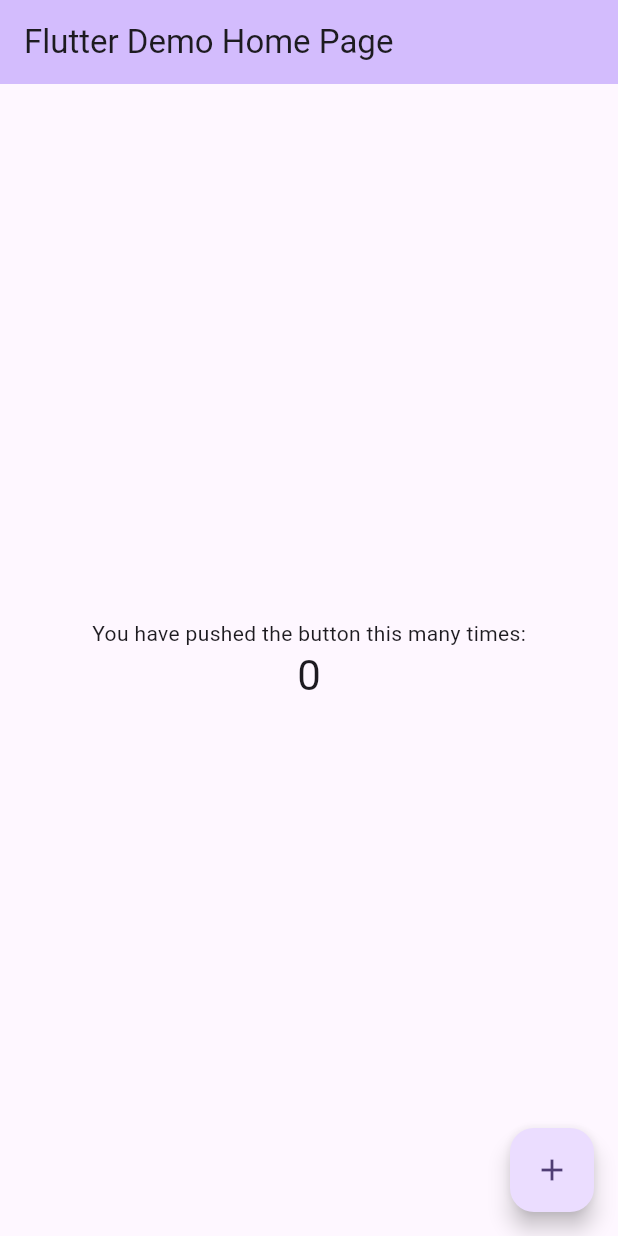
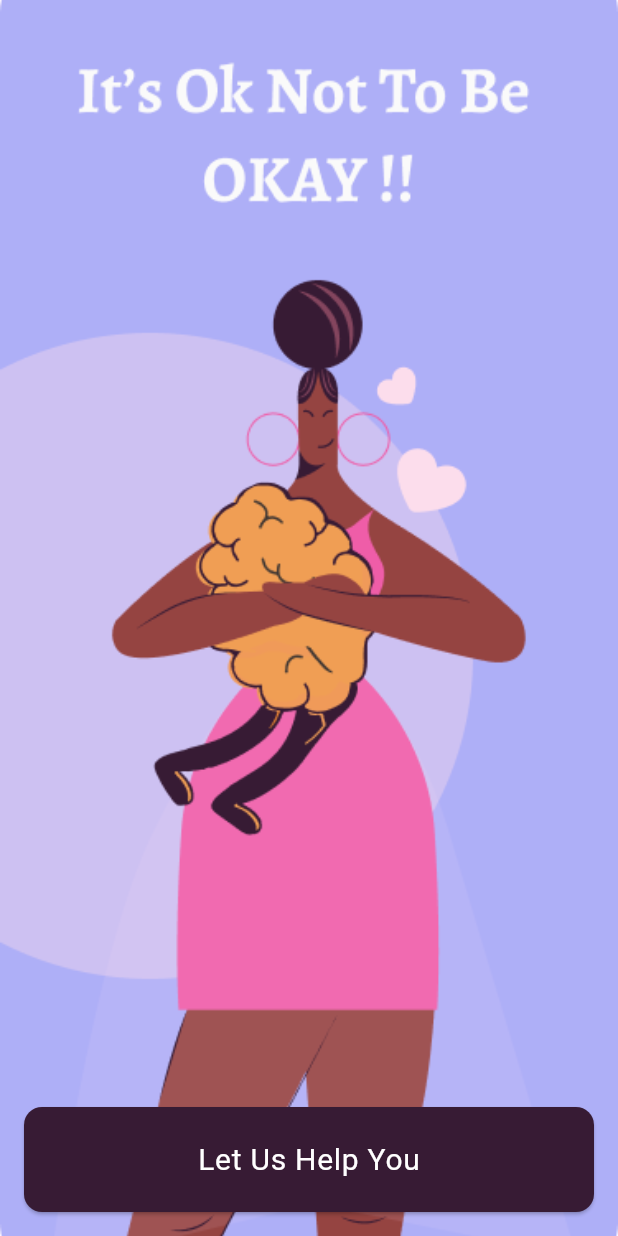
Before and after one commit to sujesh24/mentak-health-app, a Flutter app: the screen it shows after launch, on a phone screen of 412 x 824 dp. Run offline on Flutter 3.47's test engine with Material 3 defaults, Android fonts, the light colour scheme and no system bars; our stand-ins replace google_fonts.

Commit message:
onbroading added

```diff
--- /dev/null
+++ b/lib/core/theme.dart
@@ -0,0 +1,73 @@
+import 'package:flutter/material.dart';
+import 'package:google_fonts/google_fonts.dart';
+
+class FontSizes {
+  static const extraSmall = 14.0;
+  static const small = 16.0;
+  static const standard = 18.0;
+  static const large = 20.0;
+  static const extraLarge = 24.0;
+  static const doubleExtraLarge = 32.0;
+}
+
+class DefaultColors {
+  static const Color white = Color(0xFFFFFFFF);
+  static const Color pink = Color(0xFFEA2B83);
+  static const Color lightpink = Color(0xFFFCDDEC);
+  static const Color purple = Color(0xFF8E8FF8);
+  static const Color orange = Color(0xFFF18F3B);
+  static const Color lightteal = Color(0xFF58D5D4);
+
+  static Color task1 = Colors.pink[100]!;
+  static Color task2 = Colors.orange[100]!;
+  static Color task3 = Colors.green[100]!;
+}
+
+class AppTheme {
+  static ThemeData get lightTheme {
+    return ThemeData(
+      primaryColor: Color(0xFFAEAFF7),
+      focusColor: Color(0xFF371B34),
+      textTheme: TextTheme(
+        bodySmall: GoogleFonts.alegreyaSans(
+          fontSize: FontSizes.small,
+          color: Colors.white,
+        ),
+        bodyMedium: GoogleFonts.alegreyaSans(
+          fontSize: FontSizes.standard,
+          color: Colors.white,
+        ),
+        bodyLarge: GoogleFonts.alegreyaSans(
+          fontSize: FontSizes.large,
+          color: Colors.white,
+        ),
+        titleSmall: GoogleFonts.alegreyaSans(
+          fontSize: FontSizes.large,
+          color: Colors.black,
+        ),
+        titleMedium: GoogleFonts.alegreyaSans(
+          fontSize: FontSizes.extraLarge,
+          color: Colors.black,
+        ),
+        titleLarge: GoogleFonts.alegreyaSans(
+          fontSize: FontSizes.doubleExtraLarge,
+          color: Colors.black,
+          fontWeight: FontWeight.bold,
+        ),
+        labelSmall: GoogleFonts.alegreyaSans(
+          fontSize: FontSizes.small,
+          color: Colors.black,
+        ),
+        labelMedium: GoogleFonts.alegreyaSans(
+          fontSize: FontSizes.extraLarge,
+          color: Colors.black,
+        ),
+        labelLarge: GoogleFonts.alegreyaSans(
+          fontSize: FontSizes.doubleExtraLarge,
+          color: Colors.black,
+          fontWeight: FontWeight.bold,
+        ),
+      ),
+    );
+  }
+}
--- a/lib/main.dart
+++ b/lib/main.dart
@@ -1,4 +1,6 @@
 import 'package:flutter/material.dart';
+import 'package:mental_health_app/core/theme.dart';
+import 'package:mental_health_app/presentation/onboarding/onboarding.dart';
 
 void main() {
   runApp(const MyApp());
@@ -7,116 +9,13 @@ void main() {
 class MyApp extends StatelessWidget {
   const MyApp({super.key});
 
-  // This widget is the root of your application.
   @override
   Widget build(BuildContext context) {
     return MaterialApp(
-      title: 'Flutter Demo',
-      theme: ThemeData(
-        // This is the theme of your application.
-        //
-        // TRY THIS: Try running your application with "flutter run". You'll see
-        // the application has a purple toolbar. Then, without quitting the app,
-        // try changing the seedColor in the colorScheme below to Colors.green
-        // and then invoke "hot reload" (save your changes or press the "hot
-        // reload" button in a Flutter-supported IDE, or press "r" if you used
-        // the command line to start the app).
-        //
-        // Notice that the counter didn't reset back to zero; the application
-        // state is not lost during the reload. To reset the state, use hot
-        // restart instead.
-        //
-        // This works for code too, not just values: Most code changes can be
-        // tested with just a hot reload.
-        colorScheme: ColorScheme.fromSeed(seedColor: Colors.deepPurple),
-      ),
-      home: const MyHomePage(title: 'Flutter Demo Home Page'),
+      title: 'Mental Health App',
+      debugShowCheckedModeBanner: false,
+      theme: AppTheme.lightTheme,
+      home: OnboardingScreen(),
     );
   }
 }
-
-class MyHomePage extends StatefulWidget {
-  const MyHomePage({super.key, required this.title});
-
-  // This widget is the home page of your application. It is stateful, meaning
-  // that it has a State object (defined below) that contains fields that affect
-  // how it looks.
-
-  // This class is the configuration for the state. It holds the values (in this
-  // case the title) provided by the parent (in this case the App widget) and
-  // used by the build method of the State. Fields in a Widget subclass are
-  // always marked "final".
-
-  final String title;
-
-  @override
-  State<MyHomePage> createState() => _MyHomePageState();
-}
-
-class _MyHomePageState extends State<MyHomePage> {
-  int _counter = 0;
-
-  void _incrementCounter() {
-    setState(() {
-      // This call to setState tells the Flutter framework that something has
-      // changed in this State, which causes it to rerun the build method below
-      // so that the display can reflect the updated values. If we changed
-      // _counter without calling setState(), then the build method would not be
-      // called again, and so nothing would appear to happen.
-      _counter++;
-    });
-  }
-
-  @override
-  Widget build(BuildContext context) {
-    // This method is rerun every time setState is called, for instance as done
-    // by the _incrementCounter method above.
-    //
-    // The Flutter framework has been optimized to make rerunning build methods
-    // fast, so that you can just rebuild anything that needs updating rather
-    // than having to individually change instances of widgets.
-    return Scaffold(
-      appBar: AppBar(
-        // TRY THIS: Try changing the color here to a specific color (to
-        // Colors.amber, perhaps?) and trigger a hot reload to see the AppBar
-        // change color while the other colors stay the same.
-        backgroundColor: Theme.of(context).colorScheme.inversePrimary,
-        // Here we take the value from the MyHomePage object that was created by
-        // the App.build method, and use it to set our appbar title.
-        title: Text(widget.title),
-      ),
-      body: Center(
-        // Center is a layout widget. It takes a single child and positions it
-        // in the middle of the parent.
-        child: Column(
-          // Column is also a layout widget. It takes a list of children and
-          // arranges them vertically. By default, it sizes itself to fit its
-          // children horizontally, and tries to be as tall as its parent.
-          //
-          // Column has various properties to control how it sizes itself and
-          // how it positions its children. Here we use mainAxisAlignment to
-          // center the children vertically; the main axis here is the vertical
-          // axis because Columns are vertical (the cross axis would be
-          // horizontal).
-          //
-          // TRY THIS: Invoke "debug painting" (choose the "Toggle Debug Paint"
-          // action in the IDE, or press "p" in the console), to see the
-          // wireframe for each widget.
-          mainAxisAlignment: MainAxisAlignment.center,
-          children: <Widget>[
-            const Text('You have pushed the button this many times:'),
-            Text(
-              '$_counter',
-              style: Theme.of(context).textTheme.headlineMedium,
-            ),
-          ],
-        ),
-      ),
-      floatingActionButton: FloatingActionButton(
-        onPressed: _incrementCounter,
-        tooltip: 'Increment',
-        child: const Icon(Icons.add),
-      ), // This trailing comma makes auto-formatting nicer for build methods.
-    );
-  }
-}
--- /dev/null
+++ b/lib/presentation/onboarding/onboarding.dart
@@ -0,0 +1,45 @@
+import 'package:flutter/material.dart';
+
+class OnboardingScreen extends StatelessWidget {
+  const OnboardingScreen({super.key});
+
+  @override
+  Widget build(BuildContext context) {
+    return Scaffold(
+      body: Stack(
+        children: [
+          Positioned.fill(
+            child: Image.asset(
+              'assets/images/onboarding.png',
+              fit: BoxFit.cover,
+            ),
+          ),
+          Align(
+            alignment: Alignment.bottomCenter,
+
+            child: Padding(
+              padding: const EdgeInsets.all(16.0),
+              child: SizedBox(
+                height: 70,
+                child: ElevatedButton(
+                  onPressed: () {},
+                  style: ElevatedButton.styleFrom(
+                    backgroundColor: Theme.of(context).focusColor,
+                    minimumSize: Size(double.infinity, 50),
+                    shape: RoundedRectangleBorder(
+                      borderRadius: BorderRadius.circular(12.0),
+                    ),
+                  ),
+                  child: Text(
+                    'Let Us Help You',
+                    style: Theme.of(context).textTheme.bodyLarge,
+                  ),
+                ),
+              ),
+            ),
+          ),
+        ],
+      ),
+    );
+  }
+}
```
Also changed, not shown: pubspec.yaml (+4 -4 lines), assets/images/onboarding.png (added), pubspec.lock, 2 other files.
